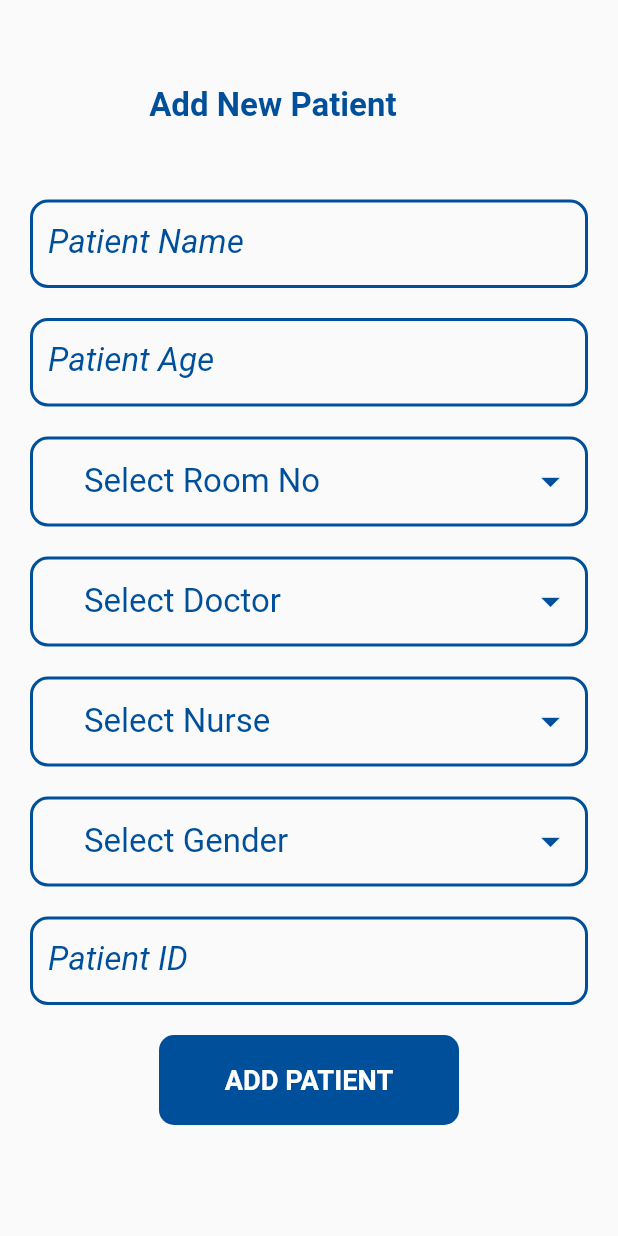
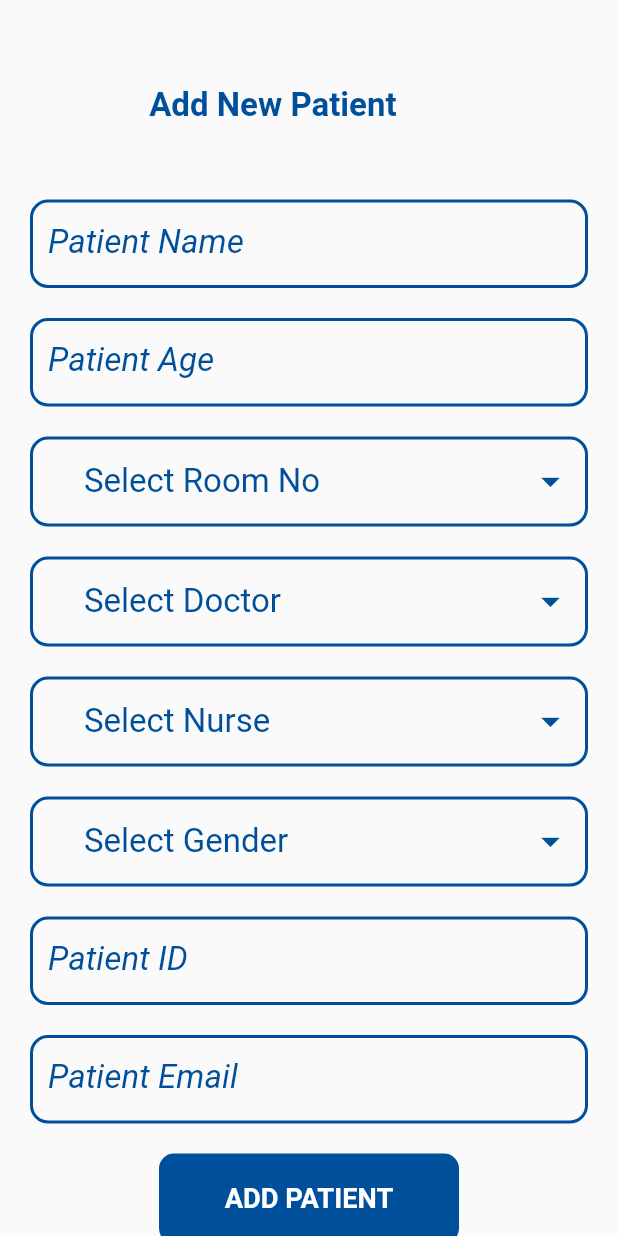
Before and after one commit to abdoelfky/TeleDoctor, a Flutter app: the AddNewPatientScreen screen opened directly, on a phone screen of 412 x 824 dp. Run offline on Flutter 3.47's test engine with Material 2 defaults, Android fonts, the light colour scheme and no system bars; our stand-ins replace bloc, cloud_firestore, dropdown_button2, firebase_auth, firebase_core, flutter_bloc and 7 more; missing offline and left inert: flutter_email_sender; accounts and stored records are empty; Roboto replaces fonts that are missing (Amiko, Laila).

Commit message:
bugs commit 4

```diff
--- a/lib/models/patient_model.dart
+++ b/lib/models/patient_model.dart
@@ -1,7 +1,7 @@
 class PatientModel
 {
   String? name,age,roomNo,selectedDoctorUID,selectedNurseUID,gender,id,registeredDate
-  ,temp,suger,pressure;
+  ,temp,suger,pressure,patientEmail;
 
   PatientModel({
     required this.name,
@@ -14,7 +14,8 @@ class PatientModel
     required this.registeredDate ,
     required this.temp,
     required this.suger,
-    required this.pressure
+    required this.pressure,
+    required this.patientEmail
 
   });
 
@@ -32,6 +33,7 @@ class PatientModel
     suger =json['suger'];
     temp =json['temp'];
     pressure =json['pressure'];
+    patientEmail =json['patientEmail'];
   }
 
   Map <String,dynamic> toMap()
@@ -48,6 +50,7 @@ class PatientModel
       'suger' :suger,
       'temp' :temp,
       'pressure' :pressure,
+      'patientEmail' :patientEmail,
 
     };
   }
--- a/lib/modules/admin_modules/add_patient_screen.dart
+++ b/lib/modules/admin_modules/add_patient_screen.dart
@@ -19,6 +19,7 @@ class AddNewPatientScreen extends StatelessWidget {
   var selectNurseController = TextEditingController();
   var selectGenderController = TextEditingController();
   var patientIdController = TextEditingController();
+  var patientEmailController=TextEditingController();
   final List<String> genders = [
     'Male',
     'Female',
@@ -48,6 +49,7 @@ class AddNewPatientScreen extends StatelessWidget {
             selectNurseController.text ='';
             selectGenderController.text ='';
             patientIdController.text ='';
+            patientEmailController.text ='';
 
             showToast(
                 text: 'Patient Added Successfully',
@@ -457,6 +459,15 @@ class AddNewPatientScreen extends StatelessWidget {
                           controller: patientIdController,
                           labelText: 'Patient ID'),
                     ),
+                    Padding(
+                      padding:
+                      const EdgeInsets.only(left: 20, right: 20, top: 20),
+                      child: defaultFormFeild1(
+                          inputType: TextInputType.emailAddress,
+                          validatorText: 'Patient Email must not be empty',
+                          controller: patientEmailController,
+                          labelText: 'Patient Email'),
+                    ),
 
                     Padding(
                         padding:
@@ -465,12 +476,7 @@ class AddNewPatientScreen extends StatelessWidget {
                           height: 60,
                             string: 'Add Patient',
                             function: () {
-
-
-
                               if (formKey.currentState!.validate()) {
-
-
                                 cubit.addNewPatient(
                                     name:patientNameController.text.trim(),
                                     age:patientAgeController.text.trim(),
@@ -480,7 +486,8 @@ class AddNewPatientScreen extends StatelessWidget {
                                     gender: selectGenderController.text.trim(),
                                     id: patientIdController.text.trim(),
                                     registeredDate:DateTime.now().toString(),
-                                    newPatient:patientIdController.text.trim()
+                                    newPatient:patientIdController.text.trim(),
+                                    patientEmail: patientEmailController.text.trim()
 
                                 );
 
--- a/pubspec.yaml
+++ b/pubspec.yaml
@@ -48,6 +48,7 @@ dependencies:
   intl:
   qr_flutter: ^4.0.0
   conditional_builder_null_safety: ^0.0.6
+  flutter_email_sender: ^5.2.0
 
   #FIREBASE
   firebase_core:
```
Also changed, not shown: lib/cubit/app_cubit.dart (+31 -3 lines), lib/modules/admin_modules/checkout_screen.dart (+51 -11 lines), pubspec.lock, 1 other file.
